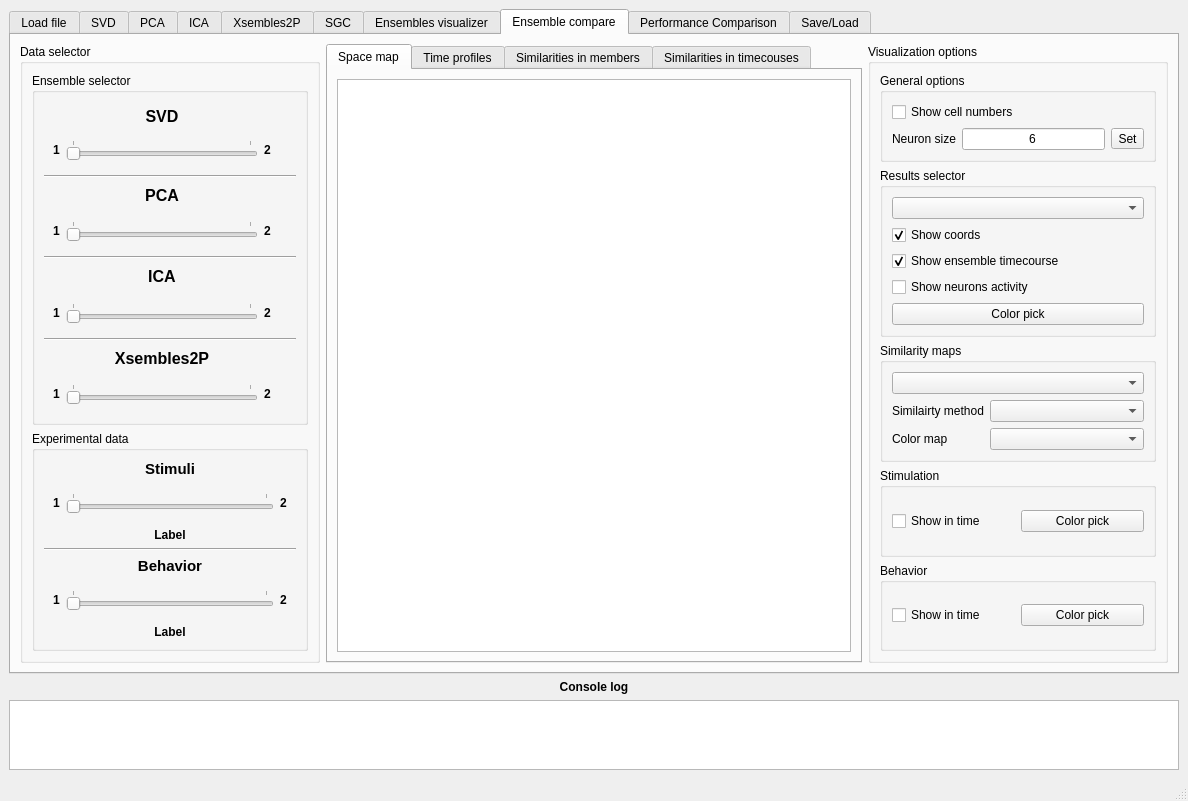
Above: gui/MainWindow.ui from rivelco/ENCORE before the change. Below: the same form after it.
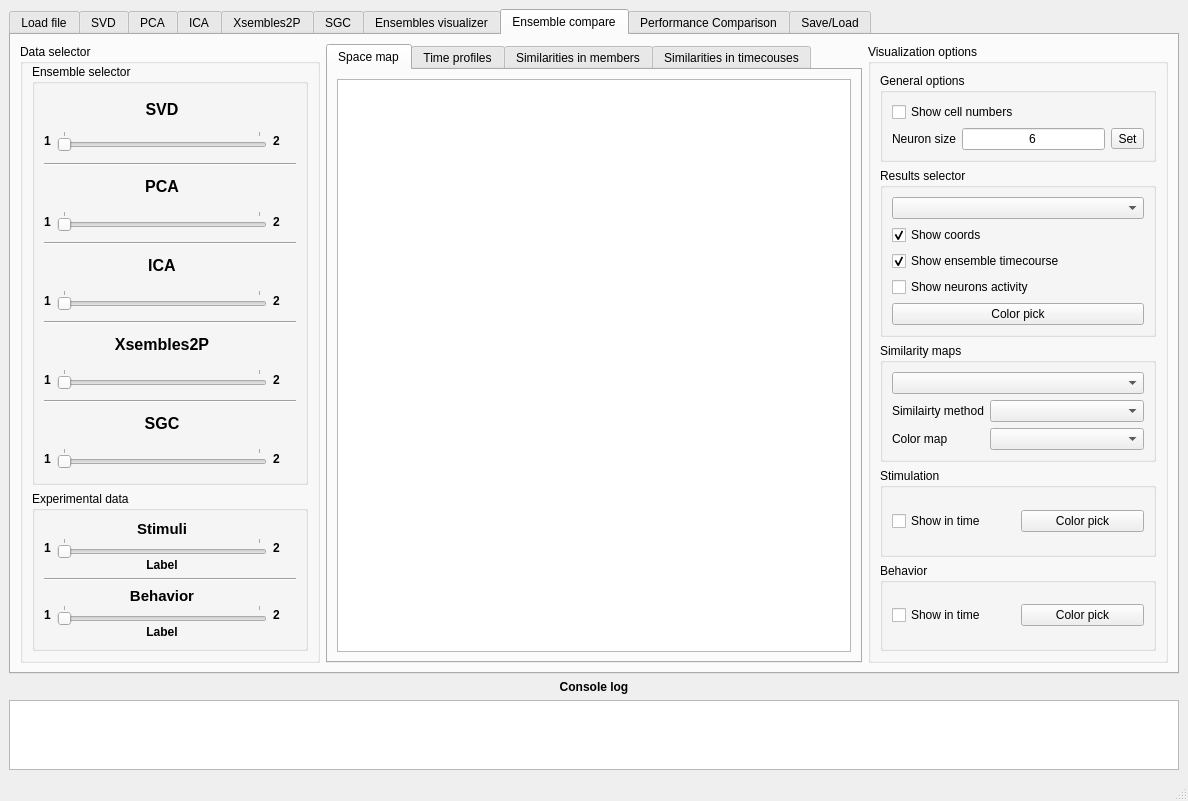
That is the form after the change. The open tabs and pages were chosen to show the change. Custom widgets are drawn as their Qt base class.

Commit message:
Fully integrated SGC
Now the SGC analysis is fully integrated

```diff
--- a/gui/MainWindow.ui
+++ b/gui/MainWindow.ui
@@ -3737,6 +3737,12 @@
            <string>Data selector</string>
           </property>
           <layout class="QVBoxLayout" name="verticalLayout_61">
+           <property name="topMargin">
+            <number>0</number>
+           </property>
+           <property name="bottomMargin">
+            <number>9</number>
+           </property>
            <item>
             <widget class="QGroupBox" name="groupBox_35">
              <property name="sizePolicy">
@@ -3807,6 +3813,18 @@
                     <item>
                      <widget class="QWidget" name="widget_9" native="true">
                       <layout class="QHBoxLayout" name="horizontalLayout_22">
+                       <property name="leftMargin">
+                        <number>0</number>
+                       </property>
+                       <property name="topMargin">
+                        <number>0</number>
+                       </property>
+                       <property name="rightMargin">
+                        <number>0</number>
+                       </property>
+                       <property name="bottomMargin">
+                        <number>0</number>
+                       </property>
                        <item>
                         <widget class="QLabel" name="enscomp_slider_lbl_min_svd">
                          <property name="sizePolicy">
@@ -3970,6 +3988,18 @@
                     <item>
                      <widget class="QWidget" name="widget_10" native="true">
                       <layout class="QHBoxLayout" name="horizontalLayout_23">
+                       <property name="leftMargin">
+                        <number>0</number>
+                       </property>
+                       <property name="topMargin">
+                        <number>0</number>
+                       </property>
+                       <property name="rightMargin">
+                        <number>0</number>
+                       </property>
+                       <property name="bottomMargin">
+                        <number>0</number>
+                       </property>
                        <item>
                         <widget class="QLabel" name="enscomp_slider_lbl_min_pca">
                          <property name="font">
@@ -4127,6 +4157,18 @@
                     <item>
                      <widget class="QWidget" name="widget_11" native="true">
                       <layout class="QHBoxLayout" name="horizontalLayout_24">
+                       <property name="leftMargin">
+                        <number>0</number>
+                       </property>
+                       <property name="topMargin">
+                        <number>0</number>
+                       </property>
+                       <property name="rightMargin">
+                        <number>0</number>
+                       </property>
+                       <property name="bottomMargin">
+                        <number>0</number>
+                       </property>
                        <item>
                         <widget class="QLabel" name="enscomp_slider_lbl_min_ica">
                          <property name="font">
@@ -4287,6 +4329,18 @@
                     <item>
                      <widget class="QWidget" name="widget_12" native="true">
                       <layout class="QHBoxLayout" name="horizontalLayout_25">
+                       <property name="leftMargin">
+                        <number>0</number>
+                       </property>
+                       <property name="topMargin">
+                        <number>0</number>
+                       </property>
+                       <property name="rightMargin">
+                        <number>0</number>
+                       </property>
+                       <property name="bottomMargin">
+                        <number>0</number>
+                       </property>
                        <item>
                         <widget class="QLabel" name="enscomp_slider_lbl_min_x2p">
                          <property name="font">
@@ -4379,6 +4433,154 @@
                 </layout>
                </widget>
               </item>
+              <item>
+               <widget class="Line" name="line_5">
+                <property name="orientation">
+                 <enum>Qt::Horizontal</enum>
+                </property>
+               </widget>
+              </item>
+              <item>
+               <widget class="QWidget" name="widget_33" native="true">
+                <layout class="QHBoxLayout" name="horizontalLayout_42">
+                 <property name="leftMargin">
+                  <number>0</number>
+                 </property>
+                 <property name="topMargin">
+                  <number>0</number>
+                 </property>
+                 <property name="rightMargin">
+                  <number>0</number>
+                 </property>
+                 <property name="bottomMargin">
+                  <number>0</number>
+                 </property>
+                 <item>
+                  <widget class="QWidget" name="widget_31" native="true">
+                   <layout class="QVBoxLayout" name="verticalLayout_83">
+                    <property name="leftMargin">
+                     <number>0</number>
+                    </property>
+                    <property name="topMargin">
+                     <number>0</number>
+                    </property>
+                    <property name="rightMargin">
+                     <number>0</number>
+                    </property>
+                    <property name="bottomMargin">
+                     <number>0</number>
+                    </property>
+                    <item>
+                     <widget class="QLabel" name="label_32">
+                      <property name="font">
+                       <font>
+                        <pointsize>12</pointsize>
+                        <bold>true</bold>
+                       </font>
+                      </property>
+                      <property name="text">
+                       <string>SGC</string>
+                      </property>
+                      <property name="alignment">
+                       <set>Qt::AlignCenter</set>
+                      </property>
+                     </widget>
+                    </item>
+                    <item>
+                     <widget class="QWidget" name="widget_32" native="true">
+                      <layout class="QHBoxLayout" name="horizontalLayout_41">
+                       <property name="leftMargin">
+                        <number>0</number>
+                       </property>
+                       <property name="topMargin">
+                        <number>0</number>
+                       </property>
+                       <property name="rightMargin">
+                        <number>0</number>
+                       </property>
+                       <property name="bottomMargin">
+                        <number>0</number>
+                       </property>
+                       <item>
+                        <widget class="QLabel" name="enscomp_slider_lbl_min_sgc">
+                         <property name="font">
+                          <font>
+                           <bold>true</bold>
+                          </font>
+                         </property>
+                         <property name="text">
+                          <string>1</string>
+                         </property>
+                        </widget>
+                       </item>
+                       <item>
+                        <widget class="QSlider" name="enscomp_slider_sgc">
+                         <property name="enabled">
+                          <bool>false</bool>
+                         </property>
+                         <property name="maximum">
+                          <number>1</number>
+                         </property>
+                         <property name="pageStep">
+                          <number>1</number>
+                         </property>
+                         <property name="tracking">
+                          <bool>false</bool>
+                         </property>
+                         <property name="orientation">
+                          <enum>Qt::Horizontal</enum>
+                         </property>
+                         <property name="invertedAppearance">
+                          <bool>false</bool>
+                         </property>
+                         <property name="invertedControls">
+                          <bool>false</bool>
+                         </property>
+                         <property name="tickPosition">
+                          <enum>QSlider::TicksAbove</enum>
+                         </property>
+                         <property name="tickInterval">
+                          <number>1</number>
+                         </property>
+                        </widget>
+                       </item>
+                       <item>
+                        <widget class="QLabel" name="enscomp_slider_lbl_max_sgc">
+                         <property name="font">
+                          <font>
+                           <bold>true</bold>
+                          </font>
+                         </property>
+                         <property name="text">
+                          <string>2</string>
+                         </property>
+                        </widget>
+                       </item>
+                      </layout>
+                     </widget>
+                    </item>
+                   </layout>
+                  </widget>
+                 </item>
+                 <item>
+                  <widget class="QWidget" name="enscomp_colorflag_sgc" native="true">
+                   <property name="minimumSize">
+                    <size>
+                     <width>10</width>
+                     <height>0</height>
+                    </size>
+                   </property>
+                   <property name="maximumSize">
+                    <size>
+                     <width>10</width>
+                     <height>16777215</height>
+                    </size>
+                   </property>
+                  </widget>
+                 </item>
+                </layout>
+               </widget>
+              </item>
              </layout>
             </widget>
            </item>
@@ -4395,6 +4597,39 @@
              </property>
              <layout class="QVBoxLayout" name="verticalLayout_73">
               <item>
+               <widget class="QWidget" name="widget_28" native="true">
+                <layout class="QHBoxLayout" name="horizontalLayout_39">
+                 <property name="leftMargin">
+                  <number>0</number>
+                 </property>
+                 <property name="topMargin">
+                  <number>0</number>
+                 </property>
+                 <property name="rightMargin">
+                  <number>0</number>
+                 </property>
+                 <property name="bottomMargin">
+                  <number>0</number>
+                 </property>
+                 <item>
+                  <widget class="QWidget" name="widget_27" native="true">
+                   <layout class="QVBoxLayout" name="verticalLayout_72">
+                    <property name="spacing">
+                     <number>0</number>
+                    </property>
+                    <property name="leftMargin">
+                     <number>0</number>
+                    </property>
+                    <property name="topMargin">
+                     <number>0</number>
+                    </property>
+                    <property name="rightMargin">
+                     <number>0</number>
+                    </property>
+                    <property name="bottomMargin">
+                     <number>0</number>
+                    </property>
+                    <item>
                <widget class="QLabel" name="label_31">
                 <property name="font">
                  <font>
@@ -4413,6 +4648,18 @@
               <item>
                <widget class="QWidget" name="widget_13" native="true">
                 <layout class="QHBoxLayout" name="horizontalLayout_26">
+                       <property name="leftMargin">
+                        <number>0</number>
+                       </property>
+                       <property name="topMargin">
+                        <number>0</number>
+                       </property>
+                       <property name="rightMargin">
+                        <number>0</number>
+                       </property>
+                       <property name="bottomMargin">
+                        <number>0</number>
+                       </property>
                  <item>
                   <widget class="QLabel" name="enscomp_slider_lbl_min_stim">
                    <property name="font">
@@ -4498,6 +4745,28 @@
                 </property>
                </widget>
               </item>
+                   </layout>
+                  </widget>
+                 </item>
+                 <item>
+                  <widget class="QWidget" name="enscomp_colorflag_stims" native="true">
+                   <property name="minimumSize">
+                    <size>
+                     <width>10</width>
+                     <height>0</height>
+                    </size>
+                   </property>
+                   <property name="maximumSize">
+                    <size>
+                     <width>10</width>
+                     <height>16777215</height>
+                    </size>
+                   </property>
+                  </widget>
+                 </item>
+                </layout>
+               </widget>
+              </item>
               <item>
                <widget class="Line" name="line_4">
                 <property name="orientation">
@@ -4506,6 +4775,39 @@
                </widget>
               </item>
               <item>
+               <widget class="QWidget" name="widget_30" native="true">
+                <layout class="QHBoxLayout" name="horizontalLayout_40">
+                 <property name="leftMargin">
+                  <number>0</number>
+                 </property>
+                 <property name="topMargin">
+                  <number>0</number>
+                 </property>
+                 <property name="rightMargin">
+                  <number>0</number>
+                 </property>
+                 <property name="bottomMargin">
+                  <number>0</number>
+                 </property>
+                 <item>
+                  <widget class="QWidget" name="widget_29" native="true">
+                   <layout class="QVBoxLayout" name="verticalLayout_80">
+                    <property name="spacing">
+                     <number>0</number>
+                    </property>
+                    <property name="leftMargin">
+                     <number>0</number>
+                    </property>
+                    <property name="topMargin">
+                     <number>0</number>
+                    </property>
+                    <property name="rightMargin">
+                     <number>0</number>
+                    </property>
+                    <property name="bottomMargin">
+                     <number>0</number>
+                    </property>
+                    <item>
                <widget class="QLabel" name="label_30">
                 <property name="font">
                  <font>
@@ -4524,6 +4826,18 @@
               <item>
                <widget class="QWidget" name="widget_14" native="true">
                 <layout class="QHBoxLayout" name="horizontalLayout_27">
+                       <property name="leftMargin">
+                        <number>0</number>
+                       </property>
+                       <property name="topMargin">
+                        <number>0</number>
+                       </property>
+                       <property name="rightMargin">
+                        <number>0</number>
+                       </property>
+                       <property name="bottomMargin">
+                        <number>0</number>
+                       </property>
                  <item>
                   <widget class="QLabel" name="enscomp_slider_lbl_min_behavior">
                    <property name="font">
@@ -4604,6 +4918,28 @@
                 <property name="alignment">
                  <set>Qt::AlignCenter</set>
                 </property>
+                     </widget>
+                    </item>
+                   </layout>
+                  </widget>
+                 </item>
+                 <item>
+                  <widget class="QWidget" name="enscomp_colorflag_behavior" native="true">
+                   <property name="minimumSize">
+                    <size>
+                     <width>10</width>
+                     <height>0</height>
+                    </size>
+                   </property>
+                   <property name="maximumSize">
+                    <size>
+                     <width>10</width>
+                     <height>16777215</height>
+                    </size>
+                   </property>
+                  </widget>
+                 </item>
+                </layout>
                </widget>
               </item>
              </layout>
```
Left out of the diff: 128 changed lines with no effect on the pictures. Lines whose indentation alone changed are shown as unchanged. The commit also changes 2 other files.
